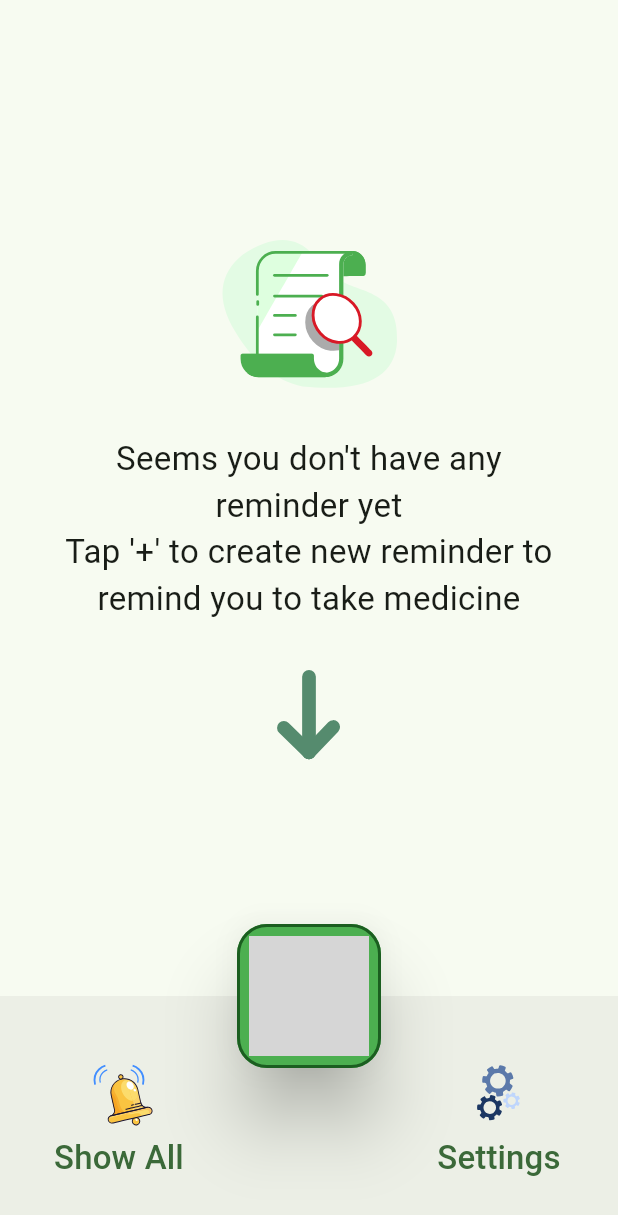
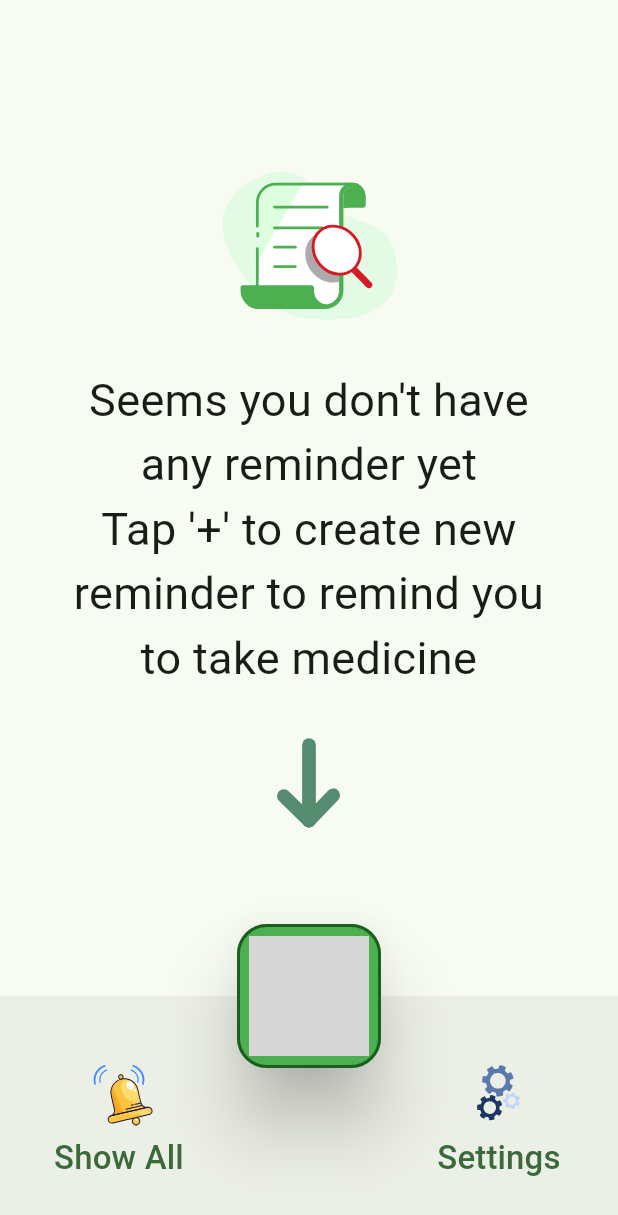
Before and after one commit to librajackyty/ESoundReminder, a Flutter app: the HomePage screen opened by its route, on a phone screen of 412 x 824 dp. Shown: the top 1215 px of the screen. Run offline on Flutter 3.47's test engine with Material 2 defaults, Android fonts, the phone set to English and light mode, and no system bars; drawn by our look-alikes of auto_size_text, delayed_display; our stand-ins replace flutter_animation_progress_bar, flutter_local_notifications, flutter_native_timezone, hive, hive_flutter, lottie and 4 more; missing offline and left inert: day_night_time_picker, flutter_ringtone_player, vs_scrollbar; accounts and stored records are empty; project files that could hold a hidden picture were left out; grey boxes are pictures that could not be loaded.

Commit message:
[0.9.9] update no data txt size

```diff
--- a/lib/screens/home.dart
+++ b/lib/screens/home.dart
@@ -14,6 +14,7 @@ import '../utils/constants.dart';
 import '../utils/feedback.dart';
 import '../widgets/custom_list_item.dart';
 import '../widgets/custom_scroll_bar.dart';
+import '../widgets/custom_text_normal.dart';
 import '../widgets/reminder_card.dart';
 
 class HomePage extends StatefulWidget {
@@ -347,7 +348,7 @@ class _HomePageState extends State<HomePage> with TickerProviderStateMixin {
         padding: EdgeInsets.only(left: 40, right: 40),
         child: Align(
             alignment: Alignment.center,
-            child: CusSText(
+            child: CusNText(
               Language.of(context)!.t("home_no_data_msg"),
               textAlign: TextAlign.center,
             )),
```
